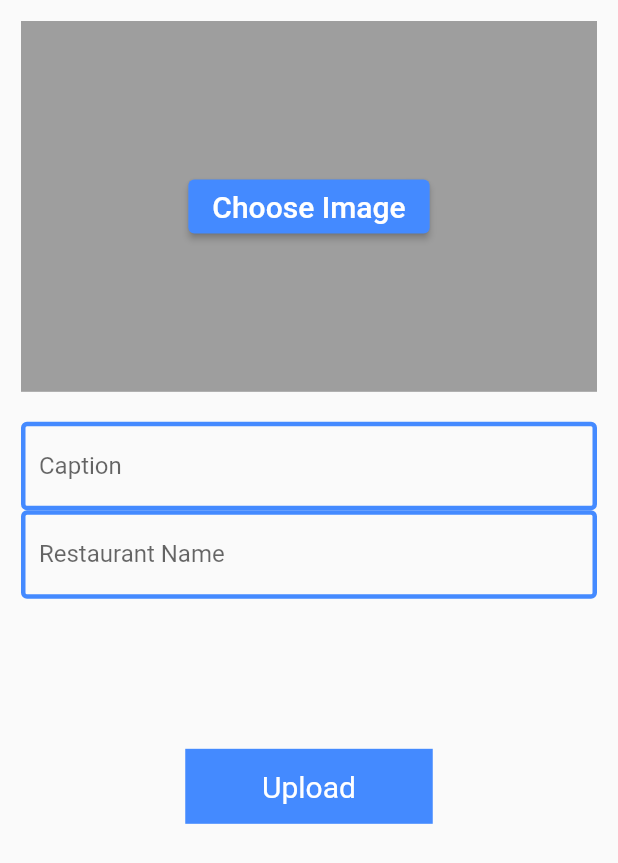
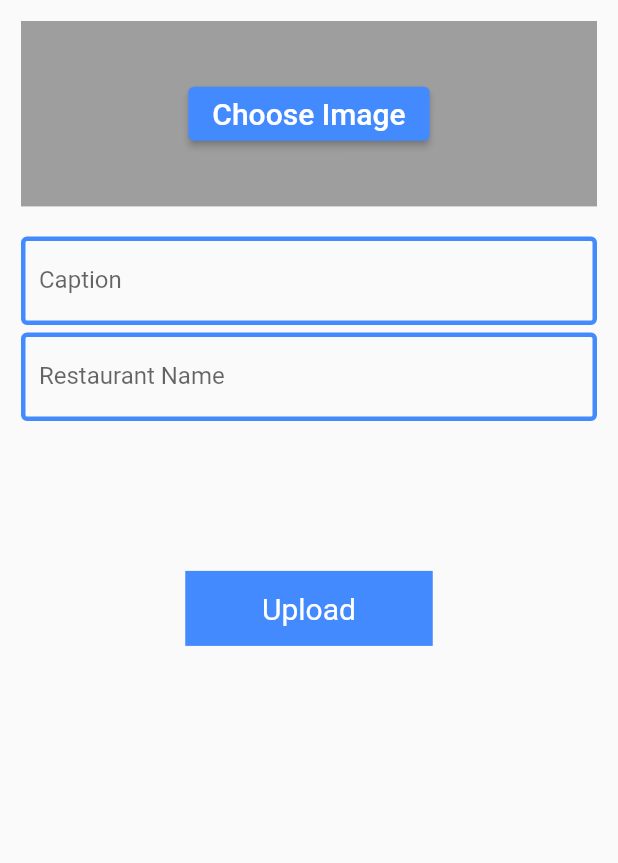
Before and after one commit to andreww0321/idk_what_to_eat_flutter, a Flutter app: the uploadScreen screen opened directly, on a phone screen of 412 x 824 dp. Shown: the top 863 px of the screen. Run offline on Flutter 3.47's test engine with Material 2 defaults, Android fonts, the phone set to English and light mode, and no system bars; our stand-ins replace cloud_firestore, file_picker, firebase_auth, firebase_core, firebase_storage, image_picker; accounts and stored records are empty.

Commit message:
Updated format of upload page

```diff
--- a/lib/uploadScreen.dart
+++ b/lib/uploadScreen.dart
@@ -37,7 +37,7 @@ class _uploadScreenState extends State<uploadScreen> {
           children: [
             Container(
               width: double.infinity,
-              height: MediaQuery.of(context).size.height*0.3,
+              height: MediaQuery.of(context).size.height*0.15,
               color: Colors.grey,
               child: Center(
                 child: ElevatedButton(
@@ -76,6 +76,7 @@ class _uploadScreenState extends State<uploadScreen> {
                 )
               ),
             ),
+            const SizedBox(height: 5,),
             TextField(
               inputFormatters: [
                 LengthLimitingTextInputFormatter(250),
```
